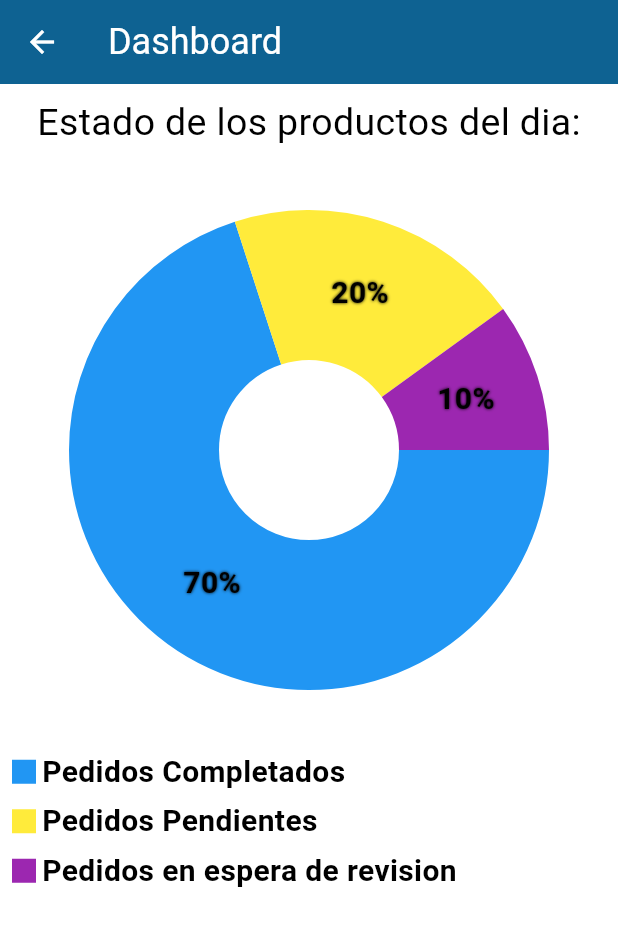
After one commit to Lisofo/Almacen-maqueta, a Flutter app: the DashboardPage screen opened by its route, on a phone screen of 412 x 824 dp. The commit adds this screen. Shown: the top 926 px of the screen. Run offline on Flutter 3.47's test engine with Material 3 defaults, Android fonts, the phone set to English and light mode, and no system bars; drawn by our look-alikes of fl_chart; our stand-ins replace carousel_slider, connectivity_plus, go_router, google_fonts, mask_text_input_formatter; missing offline and left inert: simple_barcode_scanner.

Commit message:
dashboard

```diff
--- a/data/menu_opts.json
+++ b/data/menu_opts.json
@@ -23,6 +23,11 @@
                     "ruta": "/transferencia",
                     "icon": "calendar_month",
                     "texto": "Transferir"
+                },
+                {
+                    "ruta": "/dashboard",
+                    "icon": "calendar_month",
+                    "texto": "Dashboard"
                 }
             ]
         }
--- a/lib/config/rutas/routes.dart
+++ b/lib/config/rutas/routes.dart
@@ -1,5 +1,6 @@
 import 'package:flutter/material.dart';
 import 'package:go_router/go_router.dart';
+import 'package:maqueta_deposito/pages/dashboard.dart';
 import 'package:maqueta_deposito/pages/inventario.dart';
 import 'package:maqueta_deposito/pages/menu.dart';
 import 'package:maqueta_deposito/pages/pedidos.dart';
@@ -34,6 +35,7 @@ final menuNav = GlobalKey<NavigatorState>();
 final pickingKeyNav = GlobalKey<NavigatorState>();
 final inventarioNav = GlobalKey<NavigatorState>();
 final transferenciaNav = GlobalKey<NavigatorState>();
+final dashboardNav = GlobalKey<NavigatorState>();
 
 final rebuildNotifier = RebuildNotifier();
 
@@ -133,6 +135,15 @@ final router = GoRouter(
             ),
           ],
         ),
+        StatefulShellBranch(
+          navigatorKey: dashboardNav,
+          routes: [
+            GoRoute(
+              path: '/dashboard',
+              builder: (context, state) => const DashboardPage(),
+            ),
+          ],
+        ),
       ]
     )
   ]
--- /dev/null
+++ b/lib/pages/dashboard.dart
@@ -0,0 +1,182 @@
+import 'package:fl_chart/fl_chart.dart';
+import 'package:flutter/material.dart';
+import 'package:maqueta_deposito/config/rutas/routes.dart';
+import 'package:maqueta_deposito/widgets/indicator.dart';
+
+class DashboardPage extends StatefulWidget {
+  const DashboardPage({super.key});
+
+  @override
+  State<DashboardPage> createState() => _DashboardPageState();
+}
+
+class _DashboardPageState extends State<DashboardPage> {
+  int touchedIndex = -1;
+
+  @override
+  Widget build(BuildContext context) {
+    final colors = Theme.of(context).colorScheme;
+    return SafeArea(
+      child: Scaffold(
+        appBar: AppBar(
+          leading: IconButton.filledTonal(
+            style: ButtonStyle(
+              backgroundColor: WidgetStatePropertyAll(colors.primary)
+            ),
+            onPressed: () async {
+              router.go('/almacen/menu');
+            },
+            icon: const Icon(Icons.arrow_back,),
+          ),
+          title: Text('Dashboard',
+            style: TextStyle(
+              fontSize: 24,
+              color: colors.onPrimary
+            )
+          ),
+          elevation: 0,
+          backgroundColor: colors.primary,
+          iconTheme: IconThemeData(color: colors.onPrimary),
+        ),
+        body: SafeArea(
+          child: Padding(
+            padding: const EdgeInsets.all(8.0),
+            child: SingleChildScrollView(
+              child: Column(
+                    mainAxisAlignment: MainAxisAlignment.center,
+                    crossAxisAlignment: CrossAxisAlignment.center,
+                    children:[
+                      const Text('Estado de los productos del dia:', style: TextStyle(fontSize: 25),),
+                      Container(
+                        height: 400,
+                        child: PieChart(
+                          PieChartData(
+                            pieTouchData: PieTouchData(
+                              touchCallback: (FlTouchEvent event, pieTouchResponse) {
+                                setState(() {
+                                  if (!event.isInterestedForInteractions ||
+                                      pieTouchResponse == null ||
+                                      pieTouchResponse.touchedSection == null) {
+                                    touchedIndex = -1;
+                                    return;
+                                  }
+                                  touchedIndex = pieTouchResponse
+                                      .touchedSection!.touchedSectionIndex;
+                                });
+                              },
+                            ),
+                            borderData: FlBorderData(
+                              show: false,
+                            ),
+                            sectionsSpace: 0,
+                            centerSpaceRadius: 60,
+                            sections: showingSections(),
+                          ),
+                        ),
+                      ),
+                      const Indicator(
+                        color: Colors.blue,
+                        text: 'Pedidos Completados',
+                        isSquare: true,
+                      ),
+                      const SizedBox(
+                        height: 4,
+                      ),
+                      const Indicator(
+                        color: Colors.yellow,
+                        text: 'Pedidos Pendientes',
+                        isSquare: true,
+                      ),
+                      const SizedBox(
+                        height: 4,
+                      ),
+                      const Indicator(
+                        color: Colors.purple,
+                        text: 'Pedidos en espera de revision',
+                        isSquare: true,
+                      ),
+                      const SizedBox(
+                        height: 4,
+                      ),
+                      // const Indicator(
+                      //   color: Colors.green,
+                      //   text: 'Fourth',
+                      //   isSquare: true,
+                      // ),
+                      const SizedBox(
+                        height: 18,
+                      ),
+                    ],
+                  ),
+            ),
+          ),
+        ),
+      ),
+    );
+  }
+
+  List<PieChartSectionData> showingSections() {
+    return List.generate(3, (i) {
+      final isTouched = i == touchedIndex;
+      final fontSize = isTouched ? 30.0 : 20.0;
+      final radius = isTouched ? 120.0 : 100.0;
+      const shadows = [Shadow(color: Colors.black, blurRadius: 2)];
+      switch (i) {
+        case 0:
+          return PieChartSectionData(
+            color: Colors.blue,
+            value: 70,
+            title: '70%',
+            radius: radius,
+            titleStyle: TextStyle(
+              fontSize: fontSize,
+              fontWeight: FontWeight.bold,
+              color: Colors.black,
+              shadows: shadows,
+            ),
+          );
+        case 1:
+          return PieChartSectionData(
+            color: Colors.yellow,
+            value: 20,
+            title: '20%',
+            radius: radius,
+            titleStyle: TextStyle(
+              fontSize: fontSize,
+              fontWeight: FontWeight.bold,
+              color: Colors.black,
+              shadows: shadows,
+            ),
+          );
+        case 2:
+          return PieChartSectionData(
+            color: Colors.purple,
+            value: 10,
+            title: '10%',
+            radius: radius,
+            titleStyle: TextStyle(
+              fontSize: fontSize,
+              fontWeight: FontWeight.bold,
+              color: Colors.black,
+              shadows: shadows,
+            ),
+          );
+        // case 3:
+        //   return PieChartSectionData(
+        //     color: Colors.green,
+        //     value: 15,
+        //     title: '15%',
+        //     radius: radius,
+        //     titleStyle: TextStyle(
+        //       fontSize: fontSize,
+        //       fontWeight: FontWeight.bold,
+        //       color: Colors.black,
+        //       shadows: shadows,
+        //     ),
+        //   );
+        default:
+          throw Error();
+      }
+    });
+  }
+}
--- /dev/null
+++ b/lib/widgets/indicator.dart
@@ -0,0 +1,44 @@
+import 'package:flutter/material.dart';
+
+class Indicator extends StatelessWidget {
+  const Indicator({
+    super.key,
+    required this.color,
+    required this.text,
+    required this.isSquare,
+    this.size = 16,
+    this.textColor,
+  });
+  final Color color;
+  final String text;
+  final bool isSquare;
+  final double size;
+  final Color? textColor;
+
+  @override
+  Widget build(BuildContext context) {
+    return Row(
+      children: <Widget>[
+        Container(
+          width: size,
+          height: size,
+          decoration: BoxDecoration(
+            shape: isSquare ? BoxShape.rectangle : BoxShape.circle,
+            color: color,
+          ),
+        ),
+        const SizedBox(
+          width: 4,
+        ),
+        Text(
+          text,
+          style: TextStyle(
+            fontSize: 20,
+            fontWeight: FontWeight.bold,
+            color: textColor,
+          ),
+        )
+      ],
+    );
+  }
+}
```
Also changed, not shown: pubspec.yaml (+12 -19 lines), pubspec.lock.
